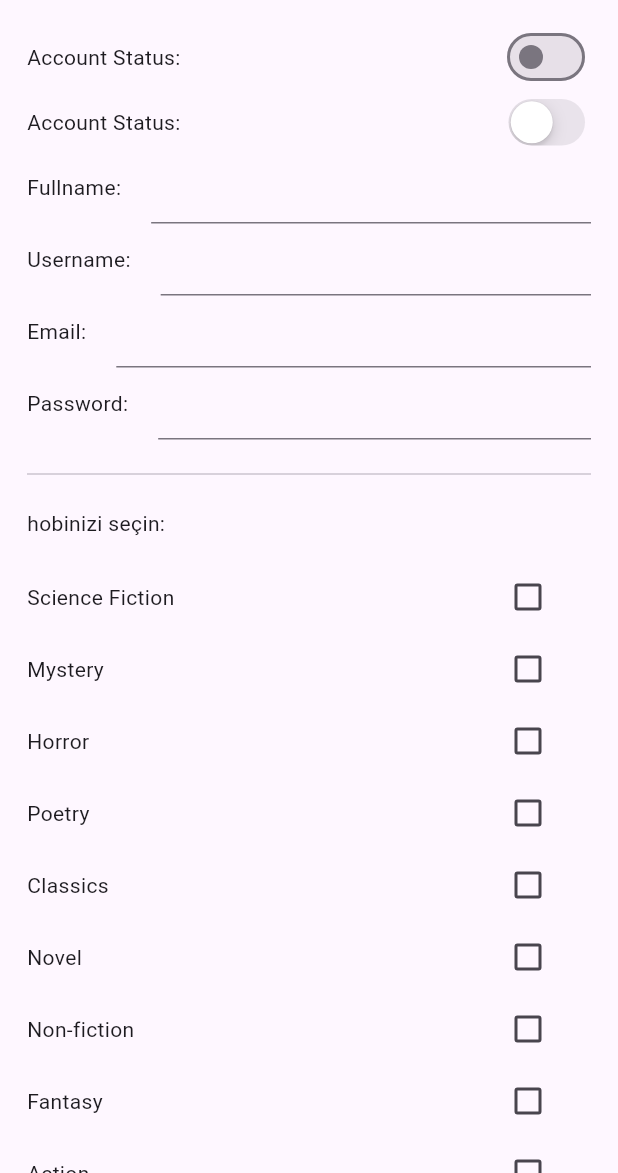
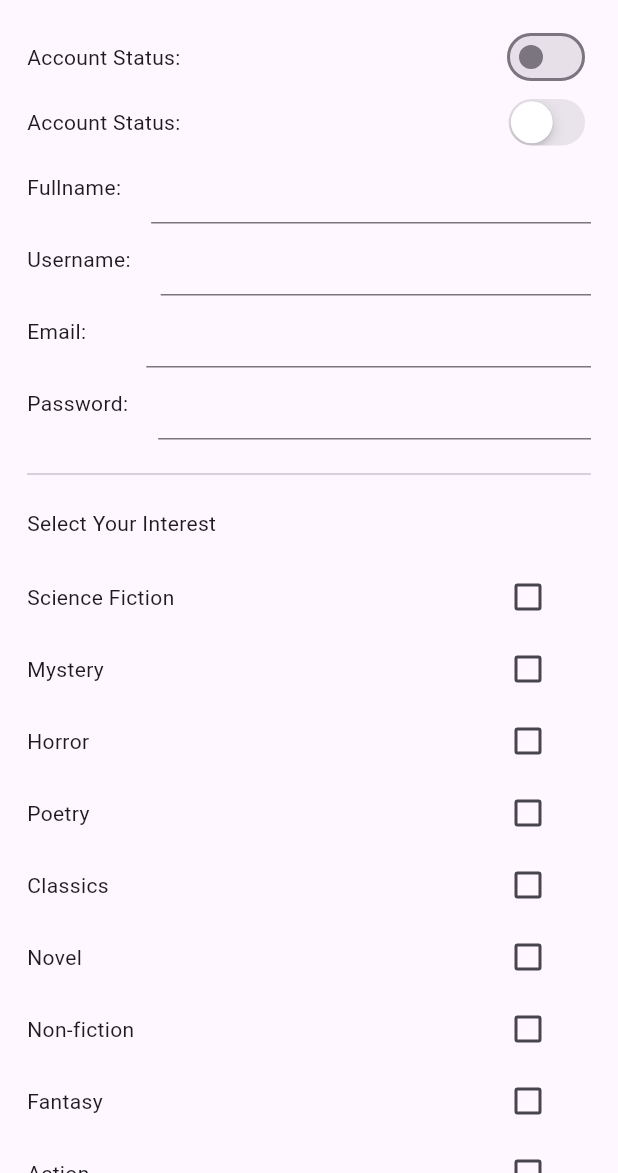
Before and after one commit to tetrakup/flutter_final, a Flutter app: the InfoScreen screen opened by its route, on a phone screen of 412 x 824 dp, the part 63-1236 px from its top. Run offline on Flutter 3.47's test engine with Material 3 defaults, Android fonts, the phone set to English and light mode, and no system bars; our stand-ins replace device_info_plus, gap, shared_preferences; accounts and stored records are empty.

Commit message:
data islemleri ve isletim sistemleri iliskilendirilmeden onceki son hali

```diff
--- a/navigater/lib/main.dart
+++ b/navigater/lib/main.dart
@@ -38,8 +38,8 @@ class MyApp extends StatelessWidget {
         "/device": (context) => const DeviceScreen(),
 
       },
-      //initialRoute: '/welcome',
-      initialRoute: '/device',
+      initialRoute: '/welcome',
+      //initialRoute: '/device',
       theme: ThemeData(
         colorScheme: ColorScheme.fromSeed(seedColor: Colors.deepPurple),
         useMaterial3: true,
--- a/navigater/lib/screens/infoScreen.dart
+++ b/navigater/lib/screens/infoScreen.dart
@@ -1,5 +1,6 @@
 import 'package:flutter/cupertino.dart'; //cupertinoswtich için kütüphane
 import 'package:flutter/material.dart';
+import 'package:gap/gap.dart';
 import 'package:shared_preferences/shared_preferences.dart'; //hafizayi okuma fonk. için kütüphane
 
 class InfoScreen extends StatefulWidget {
@@ -228,8 +229,7 @@ class _InfoScreenState extends State<InfoScreen> {
                         }),
                   ],
                 ),
-                //apple switch
-                Row(
+                Row(//apple switch
                   mainAxisAlignment: MainAxisAlignment.spaceBetween,
                   children: [
                     Text("Account Status:"),
@@ -246,9 +246,8 @@ class _InfoScreenState extends State<InfoScreen> {
                   mainAxisAlignment: MainAxisAlignment.spaceBetween,
                   children: [
                     Text("Fullname:"),
-                    SizedBox(
-                      width: 20,
-                    ),
+                    Gap(20),
+                    //SizedBox(width: 20,),
                     Expanded(
                       child: TextField(
                         controller: fullnameController,
@@ -264,9 +263,8 @@ class _InfoScreenState extends State<InfoScreen> {
                   mainAxisAlignment: MainAxisAlignment.spaceBetween,
                   children: [
                     Text("Username:"),
-                    SizedBox(
-                      width: 20,
-                    ),
+                    Gap(20),
+                    //SizedBox(width: 20,),
                     Expanded(
                       child: TextField(
                         controller:
@@ -275,14 +273,12 @@ class _InfoScreenState extends State<InfoScreen> {
                     ) //metni almak içindir fakat expanded içerisinde olmalıdır.
                   ],
                 ),
-                //mail
-                Row(
+                Row(//mail
                   mainAxisAlignment: MainAxisAlignment.spaceBetween,
                   children: [
                     Text("Email:"),
-                    SizedBox(
-                      width: 20,
-                    ),
+                    SizedBox(width: 20,),
+                    Gap(20),
                     Expanded(
                       child: TextField(
                         controller:
@@ -295,9 +291,8 @@ class _InfoScreenState extends State<InfoScreen> {
                   mainAxisAlignment: MainAxisAlignment.spaceBetween,
                   children: [
                     Text("Password:"),
-                    SizedBox(
-                      width: 20,
-                    ),
+                    Gap(20),
+                    //SizedBox(width: 20,),
                     Expanded(
                       child: TextField(
                         controller:
@@ -306,7 +301,6 @@ class _InfoScreenState extends State<InfoScreen> {
                     ) //metni almak içindir fakat expanded içerisinde olmalıdır.
                   ],
                 ),
-
                 SizedBox(
                   height: 15,
                 ),
@@ -314,7 +308,7 @@ class _InfoScreenState extends State<InfoScreen> {
                 SizedBox(
                   height: 15,
                 ),
-                Text("hobinizi seçin:"),
+                Text("Select Your Interest"),
                 SizedBox(
                   height: 15,
                 ),
--- a/navigater/pubspec.yaml
+++ b/navigater/pubspec.yaml
@@ -28,6 +28,7 @@ dependencies:
   google_fonts: ^6.1.0
   shared_preferences: ^2.2.2
   device_info_plus: ^9.1.1
+  gap: ^3.0.1
 
 dev_dependencies:
   flutter_test:
```
Also changed, not shown: navigater/pubspec.lock.
